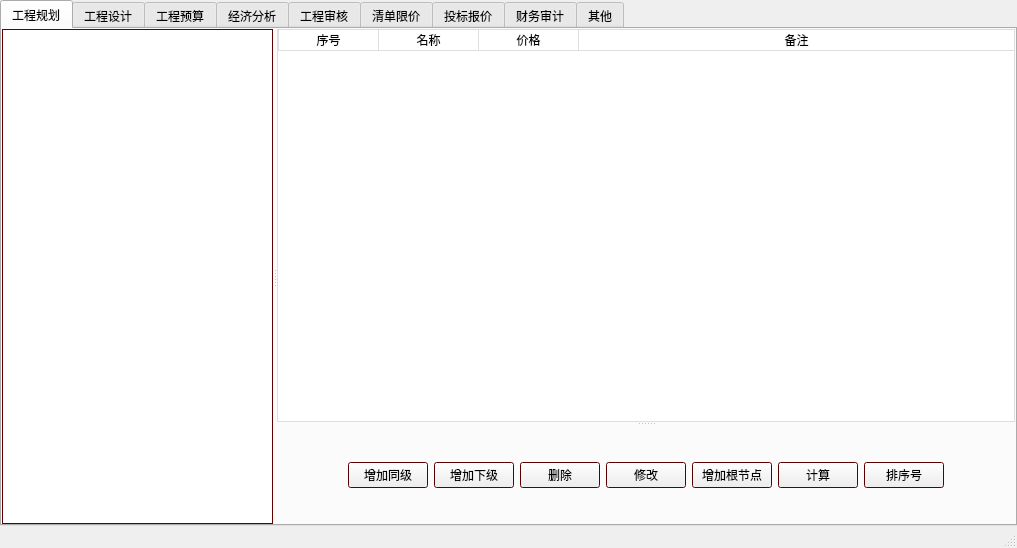
Above: mainwindow.ui from sun97530663/sdsl before the change. Below: the same form after it.
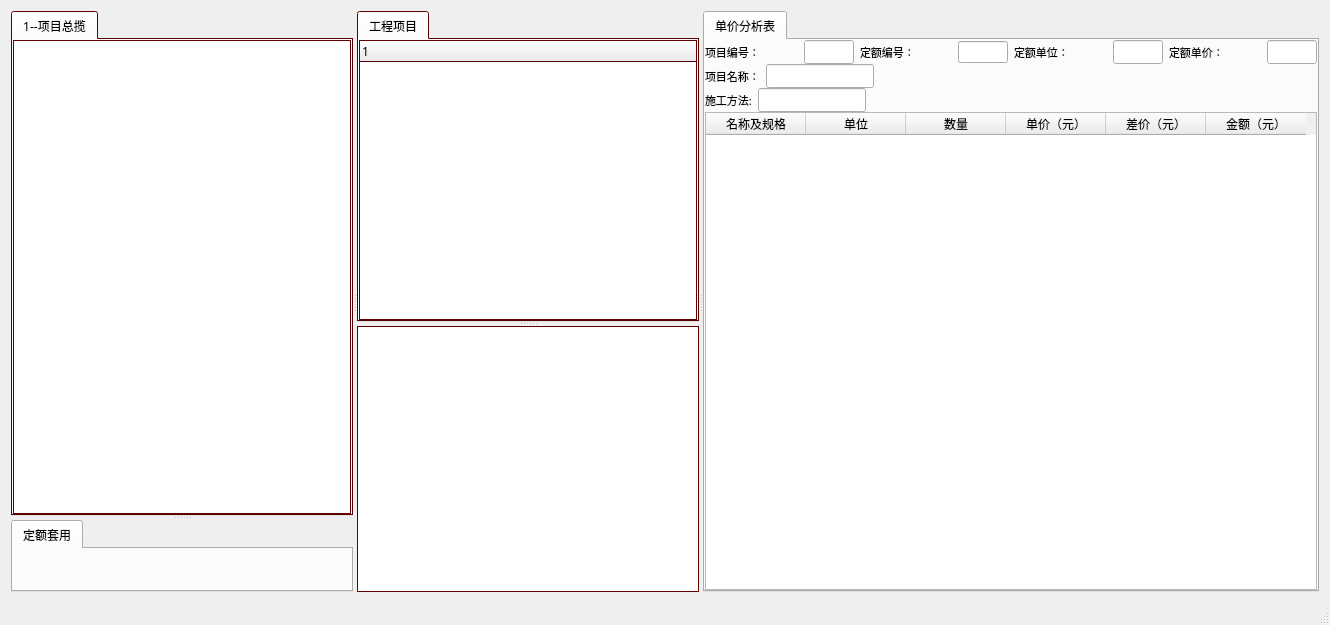
That is the form after the change. Icons and pictures are not drawn.

Commit message: 主界面重新布局 Signed-off-by: sunmufeng <sun97530663@126.com>

```diff
--- a/mainwindow.ui
+++ b/mainwindow.ui
@@ -6,8 +6,8 @@
    <rect>
     <x>0</x>
     <y>0</y>
-    <width>1017</width>
-    <height>548</height>
+    <width>1330</width>
+    <height>625</height>
    </rect>
   </property>
   <property name="font">
@@ -19,23 +19,221 @@
    <string>MainWindow</string>
   </property>
   <widget class="QWidget" name="centralWidget">
-   <layout class="QVBoxLayout" name="verticalLayout">
-    <property name="spacing">
-     <number>0</number>
-    </property>
-    <property name="leftMargin">
-     <number>0</number>
-    </property>
-    <property name="topMargin">
-     <number>0</number>
-    </property>
-    <property name="rightMargin">
-     <number>0</number>
-    </property>
-    <property name="bottomMargin">
-     <number>0</number>
-    </property>
+   <property name="styleSheet">
+    <string notr="true"/>
+   </property>
+   <layout class="QVBoxLayout" name="verticalLayout_5">
     <item>
+     <widget class="QSplitter" name="mainsplitter">
+      <property name="palette">
+       <palette>
+        <active>
+         <colorrole role="Base">
+          <brush brushstyle="SolidPattern">
+           <color alpha="255">
+            <red>255</red>
+            <green>255</green>
+            <blue>255</blue>
+           </color>
+          </brush>
+         </colorrole>
+         <colorrole role="Window">
+          <brush brushstyle="SolidPattern">
+           <color alpha="255">
+            <red>128</red>
+            <green>0</green>
+            <blue>0</blue>
+           </color>
+          </brush>
+         </colorrole>
+        </active>
+        <inactive>
+         <colorrole role="Base">
+          <brush brushstyle="SolidPattern">
+           <color alpha="255">
+            <red>255</red>
+            <green>255</green>
+            <blue>255</blue>
+           </color>
+          </brush>
+         </colorrole>
+         <colorrole role="Window">
+          <brush brushstyle="SolidPattern">
+           <color alpha="255">
+            <red>128</red>
+            <green>0</green>
+            <blue>0</blue>
+           </color>
+          </brush>
+         </colorrole>
+        </inactive>
+        <disabled>
+         <colorrole role="Base">
+          <brush brushstyle="SolidPattern">
+           <color alpha="255">
+            <red>128</red>
+            <green>0</green>
+            <blue>0</blue>
+           </color>
+          </brush>
+         </colorrole>
+         <colorrole role="Window">
+          <brush brushstyle="SolidPattern">
+           <color alpha="255">
+            <red>128</red>
+            <green>0</green>
+            <blue>0</blue>
+           </color>
+          </brush>
+         </colorrole>
+        </disabled>
+       </palette>
+      </property>
+      <property name="orientation">
+       <enum>Qt::Horizontal</enum>
+      </property>
+      <widget class="QSplitter" name="splitterH">
+       <property name="minimumSize">
+        <size>
+         <width>600</width>
+         <height>0</height>
+        </size>
+       </property>
+       <property name="palette">
+        <palette>
+         <active>
+          <colorrole role="Base">
+           <brush brushstyle="SolidPattern">
+            <color alpha="255">
+             <red>255</red>
+             <green>255</green>
+             <blue>255</blue>
+            </color>
+           </brush>
+          </colorrole>
+          <colorrole role="Window">
+           <brush brushstyle="SolidPattern">
+            <color alpha="255">
+             <red>128</red>
+             <green>0</green>
+             <blue>0</blue>
+            </color>
+           </brush>
+          </colorrole>
+         </active>
+         <inactive>
+          <colorrole role="Base">
+           <brush brushstyle="SolidPattern">
+            <color alpha="255">
+             <red>255</red>
+             <green>255</green>
+             <blue>255</blue>
+            </color>
+           </brush>
+          </colorrole>
+          <colorrole role="Window">
+           <brush brushstyle="SolidPattern">
+            <color alpha="255">
+             <red>128</red>
+             <green>0</green>
+             <blue>0</blue>
+            </color>
+           </brush>
+          </colorrole>
+         </inactive>
+         <disabled>
+          <colorrole role="Base">
+           <brush brushstyle="SolidPattern">
+            <color alpha="255">
+             <red>128</red>
+             <green>0</green>
+             <blue>0</blue>
+            </color>
+           </brush>
+          </colorrole>
+          <colorrole role="Window">
+           <brush brushstyle="SolidPattern">
+            <color alpha="255">
+             <red>128</red>
+             <green>0</green>
+             <blue>0</blue>
+            </color>
+           </brush>
+          </colorrole>
+         </disabled>
+        </palette>
+       </property>
+       <property name="orientation">
+        <enum>Qt::Horizontal</enum>
+       </property>
+       <widget class="QSplitter" name="splitterVleft">
+        <property name="palette">
+         <palette>
+          <active>
+           <colorrole role="Base">
+            <brush brushstyle="SolidPattern">
+             <color alpha="255">
+              <red>255</red>
+              <green>255</green>
+              <blue>255</blue>
+             </color>
+            </brush>
+           </colorrole>
+           <colorrole role="Window">
+            <brush brushstyle="SolidPattern">
+             <color alpha="255">
+              <red>128</red>
+              <green>0</green>
+              <blue>0</blue>
+             </color>
+            </brush>
+           </colorrole>
+          </active>
+          <inactive>
+           <colorrole role="Base">
+            <brush brushstyle="SolidPattern">
+             <color alpha="255">
+              <red>255</red>
+              <green>255</green>
+              <blue>255</blue>
+             </color>
+            </brush>
+           </colorrole>
+           <colorrole role="Window">
+            <brush brushstyle="SolidPattern">
+             <color alpha="255">
+              <red>128</red>
+              <green>0</green>
+              <blue>0</blue>
+             </color>
+            </brush>
+           </colorrole>
+          </inactive>
+          <disabled>
+           <colorrole role="Base">
+            <brush brushstyle="SolidPattern">
+             <color alpha="255">
+              <red>128</red>
+              <green>0</green>
+              <blue>0</blue>
+             </color>
+            </brush>
+           </colorrole>
+           <colorrole role="Window">
+            <brush brushstyle="SolidPattern">
+             <color alpha="255">
+              <red>128</red>
+              <green>0</green>
+              <blue>0</blue>
+             </color>
+            </brush>
+           </colorrole>
+          </disabled>
+         </palette>
+        </property>
+        <property name="orientation">
+         <enum>Qt::Vertical</enum>
+        </property>
      <widget class="QTabWidget" name="tabWidget">
       <property name="font">
        <font>
@@ -47,9 +245,9 @@
       </property>
       <widget class="QWidget" name="tab">
        <attribute name="title">
-        <string>工程规划</string>
-       </attribute>
-       <layout class="QVBoxLayout" name="verticalLayout_3">
+           <string>1--项目总揽</string>
+          </attribute>
+          <layout class="QVBoxLayout" name="verticalLayout">
         <property name="spacing">
          <number>0</number>
         </property>
@@ -66,13 +264,87 @@
          <number>0</number>
         </property>
         <item>
-         <widget class="QSplitter" name="splitter_2">
-          <property name="sizePolicy">
-           <sizepolicy hsizetype="Preferred" vsizetype="Preferred">
-            <horstretch>0</horstretch>
-            <verstretch>0</verstretch>
-           </sizepolicy>
-          </property>
+            <widget class="QTableWidget" name="tableWidget"/>
+           </item>
+          </layout>
+         </widget>
+        </widget>
+        <widget class="QTabWidget" name="tabWidget_2">
+         <property name="palette">
+          <palette>
+           <active>
+            <colorrole role="Base">
+             <brush brushstyle="SolidPattern">
+              <color alpha="255">
+               <red>255</red>
+               <green>255</green>
+               <blue>255</blue>
+              </color>
+             </brush>
+            </colorrole>
+            <colorrole role="Window">
+             <brush brushstyle="SolidPattern">
+              <color alpha="255">
+               <red>240</red>
+               <green>240</green>
+               <blue>240</blue>
+              </color>
+             </brush>
+            </colorrole>
+           </active>
+           <inactive>
+            <colorrole role="Base">
+             <brush brushstyle="SolidPattern">
+              <color alpha="255">
+               <red>255</red>
+               <green>255</green>
+               <blue>255</blue>
+              </color>
+             </brush>
+            </colorrole>
+            <colorrole role="Window">
+             <brush brushstyle="SolidPattern">
+              <color alpha="255">
+               <red>240</red>
+               <green>240</green>
+               <blue>240</blue>
+              </color>
+             </brush>
+            </colorrole>
+           </inactive>
+           <disabled>
+            <colorrole role="Base">
+             <brush brushstyle="SolidPattern">
+              <color alpha="255">
+               <red>240</red>
+               <green>240</green>
+               <blue>240</blue>
+              </color>
+             </brush>
+            </colorrole>
+            <colorrole role="Window">
+             <brush brushstyle="SolidPattern">
+              <color alpha="255">
+               <red>240</red>
+               <green>240</green>
+               <blue>240</blue>
+              </color>
+             </brush>
+            </colorrole>
+           </disabled>
+          </palette>
+         </property>
+         <property name="currentIndex">
+          <number>0</number>
+         </property>
+         <widget class="QWidget" name="tab_2">
+          <attribute name="title">
+           <string>定额套用</string>
+          </attribute>
+         </widget>
+        </widget>
+       </widget>
+       <widget class="QSplitter" name="splitterVmid">
           <property name="palette">
            <palette>
             <active>
@@ -138,32 +410,21 @@
            </palette>
           </property>
           <property name="orientation">
-           <enum>Qt::Horizontal</enum>
-          </property>
-          <widget class="QListWidget" name="listWidget">
-           <property name="sizePolicy">
-            <sizepolicy hsizetype="Fixed" vsizetype="Expanding">
-             <horstretch>0</horstretch>
-             <verstretch>0</verstretch>
-            </sizepolicy>
-           </property>
-          </widget>
-          <widget class="QFrame" name="frame">
-           <property name="sizePolicy">
-            <sizepolicy hsizetype="Expanding" vsizetype="Preferred">
-             <horstretch>0</horstretch>
-             <verstretch>0</verstretch>
-            </sizepolicy>
-           </property>
-           <property name="frameShape">
-            <enum>QFrame::NoFrame</enum>
-           </property>
-           <property name="frameShadow">
-            <enum>QFrame::Raised</enum>
-           </property>
-           <property name="lineWidth">
+         <enum>Qt::Vertical</enum>
+        </property>
+        <widget class="QTabWidget" name="tabWidget_3">
+         <property name="font">
+          <font>
+           <family>微软雅黑</family>
+          </font>
+         </property>
+         <property name="currentIndex">
             <number>0</number>
            </property>
+         <widget class="QWidget" name="tab_3">
+          <attribute name="title">
+           <string>工程项目</string>
+          </attribute>
            <layout class="QVBoxLayout" name="verticalLayout_2">
             <property name="spacing">
              <number>0</number>
@@ -181,206 +442,324 @@
              <number>0</number>
             </property>
             <item>
-             <widget class="QSplitter" name="splitter">
-              <property name="orientation">
-               <enum>Qt::Vertical</enum>
-              </property>
               <widget class="QTreeWidget" name="treeWidget">
-               <property name="focusPolicy">
-                <enum>Qt::ClickFocus</enum>
-               </property>
-               <property name="contextMenuPolicy">
-                <enum>Qt::CustomContextMenu</enum>
-               </property>
-               <property name="styleSheet">
-                <string notr="true">
-
-QTreeWidget::item {
-border: 1px solid gray;
-border-right-color: transparent;
-
-
-}
-
-
-QTreeWidget{
-
-border-radius:0px;
-selection-color: rgb(85, 255, 127);
-background-color:white;/*整个表格的背景色，这里为白色*/
-border:1px solid #E0DDDC;/*边框为1像素，灰色*/
-}
-QTreeView::item:selected
-{   
-     
-	background-color: rgb(85, 255, 255);
-     color: rgba(0,0,0,255);
-}
-/*这里是表格表头样式*/
-QHeaderView::section{
-background-color:white;/*背景色 白色*/
-border:0px solid #E0DDDC;/*先把边框宽度设为0，即隐藏所有表头边框*/
-border-bottom:1px solid #E0DDDC;/*然后只显示下边框，因为上边框和左右边框是整个Table的边框，都显示会有2px的边框宽度*/
-
-border-left:1px solid #E0DDDC;
-height:20px;/*表头高度*/
-}
-
-
-QScrollBar:vertical
-{
-    width:8px;
-    background:rgba(0,0,0,0%);
-    margin:0px,0px,0px,0px;
-    padding-top:9px;   /* 留出9px给上面和下面的箭头*/
-    padding-bottom:9px;
-}
-QScrollBar::handle:vertical
-{
-    width:8px;
-    background:rgba(0,0,0,25%);
-    border-radius:4px;   /* 滚动条两端变成椭圆*/
-    min-height:20;
-}
-QScrollBar::handle:vertical:hover
-{
-    width:8px;
-    background:rgba(0,0,0,50%);   /* 鼠标放到滚动条上的时候，颜色变深*/
-    border-radius:4px;
-    min-height:20;
-}
-QScrollBar::add-line:vertical
-{
-    height:9px;width:8px;
-	border-image: url(:/image/arrow_down.png);
-    subcontrol-position:bottom;
-}
-QScrollBar::sub-line:vertical
-{
-    height:9px;width:8px;
-    border-image:url(:/image/arrow_up.png);
-    subcontrol-position:top;
-}
-QScrollBar::add-line:vertical:hover
-{
-    height:9px;width:8px;
-    border-image:url(:/image/arrow_down.png);
-    subcontrol-position:bottom;
-}
-QScrollBar::sub-line:vertical:hover
-{
-    height:9px;width:8px;
-    border-image:url(:/image/arrow_up.png);
-    subcontrol-position:top;
-}
-
-QScrollBar::add-page:vertical  
-{
-    background:rgba(0,0,0,10%);
-    
-}
-
-QScrollBar::sub-page:vertical{
-
-	background:rgba(0,0,0,10%);
-}
-
-QScrollBar:horizontal
-{
-    height:8px;
-    background:rgba(0,0,0,0%);
-    margin:0px,0px,0px,0px;
-    padding-left:9px;   /* 留出9px给上面和下面的箭头*/
-    padding-right:9px;
-}
-QScrollBar::handle:horizontal
-{
-    height:8px;
-    background:rgba(0,0,0,25%);
-    border-radius:4px;   /* 滚动条两端变成椭圆*/
-    min-width:20;
-}
-
-QScrollBar::handle:horizontal:hover
-{
-    height:8px;
-    background:rgba(0,0,0,50%);   /* 鼠标放到滚动条上的时候，颜色变深*/
-    border-radius:4px;
-    min-width:20;
-}
-QScrollBar::add-page:horizontal  
-{
-    background:rgba(0,0,0,10%);
-    
-}
-
-QScrollBar::sub-page:horizontal{
-
-	background:rgba(0,0,0,10%);
-}
-QScrollBar::add-line:horizontal
-{
-    height:8px;width:9px;
-    border-image:url(:/image/arrow_right.png);
-    subcontrol-position:right;
-}
-QScrollBar::sub-line:horizontal
-{
-    height:8px;width:9px;
-    border-image:url(:/image/arrow_left.png);
-    subcontrol-position:left;
-}
-QScrollBar::add-line:horizontal:hover
-{
-    height:8px;width:9px;
-    border-image:url(:/image/arrow_right.png);
-    subcontrol-position:right;
-}
-QScrollBar::sub-line:horizontal:hover
-{
-    height:8px;width:9px;
-    border-image:url(:/image/arrow_left.png);
-    subcontrol-position:left;
-}</string>
-               </property>
-               <column>
-                <property name="text">
-                 <string>序号</string>
-                </property>
-                <property name="textAlignment">
-                 <set>AlignCenter</set>
-                </property>
-               </column>
-               <column>
-                <property name="text">
-                 <string>名称</string>
-                </property>
-                <property name="textAlignment">
-                 <set>AlignCenter</set>
-                </property>
-               </column>
-               <column>
-                <property name="text">
-                 <string>价格</string>
-                </property>
-                <property name="textAlignment">
-                 <set>AlignCenter</set>
-                </property>
-               </column>
-               <column>
-                <property name="text">
-                 <string>备注</string>
-                </property>
-                <property name="textAlignment">
-                 <set>AlignCenter</set>
-                </property>
-               </column>
-              </widget>
-              <widget class="QWidget" name="widget_4" native="true">
-               <layout class="QHBoxLayout" name="horizontalLayout_2">
+             <column>
+              <property name="text">
+               <string notr="true">1</string>
+              </property>
+             </column>
+            </widget>
+           </item>
+          </layout>
+         </widget>
+        </widget>
+        <widget class="QTableWidget" name="tableWidget_2"/>
+       </widget>
+      </widget>
+      <widget class="QTabWidget" name="tabWidget_4">
+       <property name="sizePolicy">
+        <sizepolicy hsizetype="Expanding" vsizetype="Expanding">
+         <horstretch>0</horstretch>
+         <verstretch>0</verstretch>
+        </sizepolicy>
+       </property>
+       <property name="palette">
+        <palette>
+         <active>
+          <colorrole role="Base">
+           <brush brushstyle="SolidPattern">
+            <color alpha="255">
+             <red>255</red>
+             <green>255</green>
+             <blue>255</blue>
+            </color>
+           </brush>
+          </colorrole>
+          <colorrole role="Window">
+           <brush brushstyle="SolidPattern">
+            <color alpha="255">
+             <red>240</red>
+             <green>240</green>
+             <blue>240</blue>
+            </color>
+           </brush>
+          </colorrole>
+         </active>
+         <inactive>
+          <colorrole role="Base">
+           <brush brushstyle="SolidPattern">
+            <color alpha="255">
+             <red>255</red>
+             <green>255</green>
+             <blue>255</blue>
+            </color>
+           </brush>
+          </colorrole>
+          <colorrole role="Window">
+           <brush brushstyle="SolidPattern">
+            <color alpha="255">
+             <red>240</red>
+             <green>240</green>
+             <blue>240</blue>
+            </color>
+           </brush>
+          </colorrole>
+         </inactive>
+         <disabled>
+          <colorrole role="Base">
+           <brush brushstyle="SolidPattern">
+            <color alpha="255">
+             <red>240</red>
+             <green>240</green>
+             <blue>240</blue>
+            </color>
+           </brush>
+          </colorrole>
+          <colorrole role="Window">
+           <brush brushstyle="SolidPattern">
+            <color alpha="255">
+             <red>240</red>
+             <green>240</green>
+             <blue>240</blue>
+            </color>
+           </brush>
+          </colorrole>
+         </disabled>
+        </palette>
+       </property>
+       <property name="font">
+        <font>
+         <family>微软雅黑</family>
+        </font>
+       </property>
+       <property name="tabShape">
+        <enum>QTabWidget::Rounded</enum>
+       </property>
+       <property name="currentIndex">
+        <number>0</number>
+       </property>
+       <widget class="QWidget" name="tab_4">
+        <property name="font">
+         <font>
+          <family>微软雅黑</family>
+         </font>
+        </property>
+        <attribute name="title">
+         <string>单价分析表</string>
+        </attribute>
+        <layout class="QVBoxLayout" name="verticalLayout_4">
+         <property name="spacing">
+          <number>0</number>
+         </property>
+         <property name="leftMargin">
+          <number>0</number>
+         </property>
+         <property name="topMargin">
+          <number>0</number>
+         </property>
+         <property name="rightMargin">
+          <number>0</number>
+         </property>
+         <property name="bottomMargin">
+          <number>0</number>
+         </property>
+         <item>
+          <widget class="QWidget" name="widget" native="true">
+           <layout class="QVBoxLayout" name="verticalLayout_3">
+            <property name="spacing">
+             <number>0</number>
+            </property>
+            <property name="leftMargin">
+             <number>0</number>
+            </property>
+            <property name="topMargin">
+             <number>0</number>
+            </property>
+            <property name="rightMargin">
+             <number>0</number>
+            </property>
+            <property name="bottomMargin">
+             <number>0</number>
+            </property>
                 <item>
                  <layout class="QHBoxLayout" name="horizontalLayout">
                   <item>
+               <widget class="QLabel" name="label">
+                <property name="font">
+                 <font>
+                  <family>微软雅黑</family>
+                  <pointsize>8</pointsize>
+                 </font>
+                </property>
+                <property name="text">
+                 <string>项目编号：</string>
+                </property>
+               </widget>
+              </item>
+              <item>
+               <widget class="QLineEdit" name="lineEdit_3">
+                <property name="sizePolicy">
+                 <sizepolicy hsizetype="Fixed" vsizetype="Fixed">
+                  <horstretch>0</horstretch>
+                  <verstretch>0</verstretch>
+                 </sizepolicy>
+                </property>
+                <property name="maximumSize">
+                 <size>
+                  <width>50</width>
+                  <height>16777215</height>
+                 </size>
+                </property>
+                <property name="font">
+                 <font>
+                  <family>微软雅黑</family>
+                  <pointsize>8</pointsize>
+                 </font>
+                </property>
+               </widget>
+              </item>
+              <item>
+               <widget class="QLabel" name="label_2">
+                <property name="font">
+                 <font>
+                  <family>微软雅黑</family>
+                  <pointsize>8</pointsize>
+                 </font>
+                </property>
+                <property name="text">
+                 <string>定额编号：</string>
+                </property>
+               </widget>
+              </item>
+              <item>
+               <widget class="QLineEdit" name="lineEdit_4">
+                <property name="sizePolicy">
+                 <sizepolicy hsizetype="Fixed" vsizetype="Fixed">
+                  <horstretch>0</horstretch>
+                  <verstretch>0</verstretch>
+                 </sizepolicy>
+                </property>
+                <property name="maximumSize">
+                 <size>
+                  <width>50</width>
+                  <height>16777215</height>
+                 </size>
+                </property>
+                <property name="font">
+                 <font>
+                  <pointsize>7</pointsize>
+                 </font>
+                </property>
+               </widget>
+              </item>
+              <item>
+               <widget class="QLabel" name="label_3">
+                <property name="font">
+                 <font>
+                  <family>微软雅黑</family>
+                  <pointsize>8</pointsize>
+                 </font>
+                </property>
+                <property name="text">
+                 <string>定额单位：</string>
+                </property>
+               </widget>
+              </item>
+              <item>
+               <widget class="QLineEdit" name="lineEdit_5">
+                <property name="sizePolicy">
+                 <sizepolicy hsizetype="Fixed" vsizetype="Fixed">
+                  <horstretch>0</horstretch>
+                  <verstretch>0</verstretch>
+                 </sizepolicy>
+                </property>
+                <property name="maximumSize">
+                 <size>
+                  <width>50</width>
+                  <height>16777215</height>
+                 </size>
+                </property>
+                <property name="font">
+                 <font>
+                  <family>微软雅黑</family>
+                  <pointsize>8</pointsize>
+                 </font>
+                </property>
+               </widget>
+              </item>
+              <item>
+               <widget class="QLabel" name="label_4">
+                <property name="font">
+                 <font>
+                  <pointsize>8</pointsize>
+                 </font>
+                </property>
+                <property name="text">
+                 <string>定额单价：</string>
+                </property>
+               </widget>
+              </item>
+              <item>
+               <widget class="QLineEdit" name="lineEdit_6">
+                <property name="sizePolicy">
+                 <sizepolicy hsizetype="Fixed" vsizetype="Fixed">
+                  <horstretch>0</horstretch>
+                  <verstretch>0</verstretch>
+                 </sizepolicy>
+                </property>
+                <property name="maximumSize">
+                 <size>
+                  <width>50</width>
+                  <height>16777215</height>
+                 </size>
+                </property>
+                <property name="font">
+                 <font>
+                  <pointsize>8</pointsize>
+                 </font>
+                </property>
+               </widget>
+              </item>
+             </layout>
+            </item>
+            <item>
+             <layout class="QHBoxLayout" name="horizontalLayout_2">
+              <item>
+               <widget class="QLabel" name="label_5">
+                <property name="sizePolicy">
+                 <sizepolicy hsizetype="Fixed" vsizetype="Preferred">
+                  <horstretch>0</horstretch>
+                  <verstretch>0</verstretch>
+                 </sizepolicy>
+                </property>
+                <property name="font">
+                 <font>
+                  <family>微软雅黑</family>
+                  <pointsize>8</pointsize>
+                 </font>
+                </property>
+                <property name="text">
+                 <string>项目名称：</string>
+                </property>
+               </widget>
+              </item>
+              <item>
+               <widget class="QLineEdit" name="lineEdit">
+                <property name="sizePolicy">
+                 <sizepolicy hsizetype="Fixed" vsizetype="Fixed">
+                  <horstretch>0</horstretch>
+                  <verstretch>0</verstretch>
+                 </sizepolicy>
+                </property>
+                <property name="font">
+                 <font>
+                  <family>微软雅黑</family>
+                  <pointsize>8</pointsize>
+                 </font>
+                </property>
+               </widget>
+              </item>
+              <item>
                    <spacer name="horizontalSpacer">
                     <property name="orientation">
                      <enum>Qt::Horizontal</enum>
@@ -393,52 +772,42 @@
                     </property>
                    </spacer>
                   </item>
-                  <item>
-                   <widget class="QPushButton" name="pushButtonbrother">
-                    <property name="text">
-                     <string>增加同级</string>
-                    </property>
-                   </widget>
+             </layout>
                   </item>
                   <item>
-                   <widget class="QPushButton" name="add">
-                    <property name="text">
-                     <string>增加下级</string>
-                    </property>
-                   </widget>
-                  </item>
+             <layout class="QHBoxLayout" name="horizontalLayout_3">
                   <item>
-                   <widget class="QPushButton" name="del">
-                    <property name="text">
-                     <string>删除</string>
-                    </property>
-                   </widget>
-                  </item>
-                  <item>
-                   <widget class="QPushButton" name="mod">
-                    <property name="text">
-                     <string>修改</string>
-                    </property>
-                   </widget>
-                  </item>
-                  <item>
-                   <widget class="QPushButton" name="addroot">
+               <widget class="QLabel" name="label_6">
+                <property name="sizePolicy">
+                 <sizepolicy hsizetype="Fixed" vsizetype="Preferred">
+                  <horstretch>0</horstretch>
+                  <verstretch>0</verstretch>
+                 </sizepolicy>
+                </property>
+                <property name="font">
+                 <font>
+                  <family>微软雅黑</family>
+                  <pointsize>8</pointsize>
+                 </font>
+                </property>
                     <property name="text">
-                     <string>增加根节点</string>
+                 <string>施工方法:</string>
                     </property>
                    </widget>
                   </item>
                   <item>
-                   <widget class="QPushButton" name="pushButtoncal">
-                    <property name="text">
-                     <string>计算</string>
-                    </property>
-                   </widget>
-                  </item>
-                  <item>
-                   <widget class="QPushButton" name="pushButtonsort">
-                    <property name="text">
-                     <string>排序号</string>
+               <widget class="QLineEdit" name="lineEdit_2">
+                <property name="sizePolicy">
+                 <sizepolicy hsizetype="Fixed" vsizetype="Fixed">
+                  <horstretch>0</horstretch>
+                  <verstretch>0</verstretch>
+                 </sizepolicy>
+                </property>
+                <property name="font">
+                 <font>
+                  <family>微软雅黑</family>
+                  <pointsize>8</pointsize>
+                 </font>
                     </property>
                    </widget>
                   </item>
@@ -459,267 +828,43 @@
                 </item>
                </layout>
               </widget>
-             </widget>
-            </item>
-           </layout>
-          </widget>
-         </widget>
-        </item>
-       </layout>
-      </widget>
-      <widget class="QWidget" name="tab_3">
-       <attribute name="title">
-        <string>工程设计</string>
-       </attribute>
-       <layout class="QVBoxLayout" name="verticalLayout_4">
-        <property name="spacing">
-         <number>0</number>
-        </property>
-        <property name="leftMargin">
-         <number>0</number>
-        </property>
-        <property name="topMargin">
-         <number>0</number>
-        </property>
-        <property name="rightMargin">
-         <number>0</number>
-        </property>
-        <property name="bottomMargin">
-         <number>0</number>
-        </property>
+         </item>
         <item>
-         <widget class="QSplitter" name="splitter_4">
-          <property name="palette">
-           <palette>
-            <active>
-             <colorrole role="Base">
-              <brush brushstyle="SolidPattern">
-               <color alpha="255">
-                <red>255</red>
-                <green>255</green>
-                <blue>255</blue>
-               </color>
-              </brush>
-             </colorrole>
-             <colorrole role="Window">
-              <brush brushstyle="SolidPattern">
-               <color alpha="255">
-                <red>128</red>
-                <green>0</green>
-                <blue>0</blue>
-               </color>
-              </brush>
-             </colorrole>
-            </active>
-            <inactive>
-             <colorrole role="Base">
-              <brush brushstyle="SolidPattern">
-               <color alpha="255">
-                <red>255</red>
-                <green>255</green>
-                <blue>255</blue>
-               </color>
-              </brush>
-             </colorrole>
-             <colorrole role="Window">
-              <brush brushstyle="SolidPattern">
-               <color alpha="255">
-                <red>128</red>
-                <green>0</green>
-                <blue>0</blue>
-               </color>
-              </brush>
-             </colorrole>
-            </inactive>
-            <disabled>
-             <colorrole role="Base">
-              <brush brushstyle="SolidPattern">
-               <color alpha="255">
-                <red>128</red>
-                <green>0</green>
-                <blue>0</blue>
-               </color>
-              </brush>
-             </colorrole>
-             <colorrole role="Window">
-              <brush brushstyle="SolidPattern">
-               <color alpha="255">
-                <red>128</red>
-                <green>0</green>
-                <blue>0</blue>
-               </color>
-              </brush>
-             </colorrole>
-            </disabled>
-           </palette>
-          </property>
-          <property name="orientation">
-           <enum>Qt::Horizontal</enum>
-          </property>
-          <widget class="QWidget" name="widget" native="true">
-           <layout class="QVBoxLayout" name="verticalLayout_6">
-            <property name="spacing">
-             <number>0</number>
+          <widget class="QTableWidget" name="tableWidget_3">
+           <column>
+            <property name="text">
+             <string>名称及规格</string>
+            </property>
+           </column>
+           <column>
+            <property name="text">
+             <string>单位</string>
+            </property>
+           </column>
+           <column>
+            <property name="text">
+             <string>数量</string>
             </property>
-            <property name="leftMargin">
-             <number>0</number>
+           </column>
+           <column>
+            <property name="text">
+             <string>单价（元）</string>
             </property>
-            <property name="topMargin">
-             <number>0</number>
+           </column>
+           <column>
+            <property name="text">
+             <string>差价（元）</string>
             </property>
-            <property name="rightMargin">
-             <number>0</number>
-            </property>
-            <property name="bottomMargin">
-             <number>0</number>
-            </property>
-            <item>
-             <widget class="QTreeWidget" name="treeWidget_2">
+           </column>
               <column>
                <property name="text">
-                <string notr="true">1</string>
+             <string>金额（元）</string>
                </property>
               </column>
              </widget>
             </item>
            </layout>
           </widget>
-          <widget class="QFrame" name="frame_2">
-           <property name="frameShape">
-            <enum>QFrame::StyledPanel</enum>
-           </property>
-           <property name="frameShadow">
-            <enum>QFrame::Raised</enum>
-           </property>
-           <layout class="QVBoxLayout" name="verticalLayout_5">
-            <property name="spacing">
-             <number>0</number>
-            </property>
-            <property name="leftMargin">
-             <number>0</number>
-            </property>
-            <property name="topMargin">
-             <number>0</number>
-            </property>
-            <property name="rightMargin">
-             <number>0</number>
-            </property>
-            <property name="bottomMargin">
-             <number>0</number>
-            </property>
-            <item>
-             <widget class="QSplitter" name="splitter_3">
-              <property name="palette">
-               <palette>
-                <active>
-                 <colorrole role="Base">
-                  <brush brushstyle="SolidPattern">
-                   <color alpha="255">
-                    <red>255</red>
-                    <green>255</green>
-                    <blue>255</blue>
-                   </color>
-                  </brush>
-                 </colorrole>
-                 <colorrole role="Window">
-                  <brush brushstyle="SolidPattern">
-                   <color alpha="255">
-                    <red>128</red>
-                    <green>0</green>
-                    <blue>0</blue>
-                   </color>
-                  </brush>
-                 </colorrole>
-                </active>
-                <inactive>
-                 <colorrole role="Base">
-                  <brush brushstyle="SolidPattern">
-                   <color alpha="255">
-                    <red>255</red>
-                    <green>255</green>
-                    <blue>255</blue>
-                   </color>
-                  </brush>
-                 </colorrole>
-                 <colorrole role="Window">
-                  <brush brushstyle="SolidPattern">
-                   <color alpha="255">
-                    <red>128</red>
-                    <green>0</green>
-                    <blue>0</blue>
-                   </color>
-                  </brush>
-                 </colorrole>
-                </inactive>
-                <disabled>
-                 <colorrole role="Base">
-                  <brush brushstyle="SolidPattern">
-                   <color alpha="255">
-                    <red>128</red>
-                    <green>0</green>
-                    <blue>0</blue>
-                   </color>
-                  </brush>
-                 </colorrole>
-                 <colorrole role="Window">
-                  <brush brushstyle="SolidPattern">
-                   <color alpha="255">
-                    <red>128</red>
-                    <green>0</green>
-                    <blue>0</blue>
-                   </color>
-                  </brush>
-                 </colorrole>
-                </disabled>
-               </palette>
-              </property>
-              <property name="orientation">
-               <enum>Qt::Vertical</enum>
-              </property>
-              <widget class="QWidget" name="widget_2" native="true"/>
-              <widget class="QWidget" name="widget_3" native="true"/>
-             </widget>
-            </item>
-           </layout>
-          </widget>
-         </widget>
-        </item>
-       </layout>
-      </widget>
-      <widget class="QWidget" name="tab_4">
-       <attribute name="title">
-        <string>工程预算</string>
-       </attribute>
-      </widget>
-      <widget class="QWidget" name="tab_5">
-       <attribute name="title">
-        <string>经济分析</string>
-       </attribute>
-      </widget>
-      <widget class="QWidget" name="tab_6">
-       <attribute name="title">
-        <string>工程审核</string>
-       </attribute>
-      </widget>
-      <widget class="QWidget" name="tab_2">
-       <attribute name="title">
-        <string>清单限价</string>
-       </attribute>
-      </widget>
-      <widget class="QWidget" name="tab_7">
-       <attribute name="title">
-        <string>投标报价</string>
-       </attribute>
-      </widget>
-      <widget class="QWidget" name="tab_8">
-       <attribute name="title">
-        <string>财务审计</string>
-       </attribute>
-      </widget>
-      <widget class="QWidget" name="tab_9">
-       <attribute name="title">
-        <string>其他</string>
-       </attribute>
       </widget>
      </widget>
     </item>
```
Left out of the diff: 2 changed lines with no effect on the pictures. Lines whose indentation alone changed are shown as unchanged. The commit also changes 3 other files.
